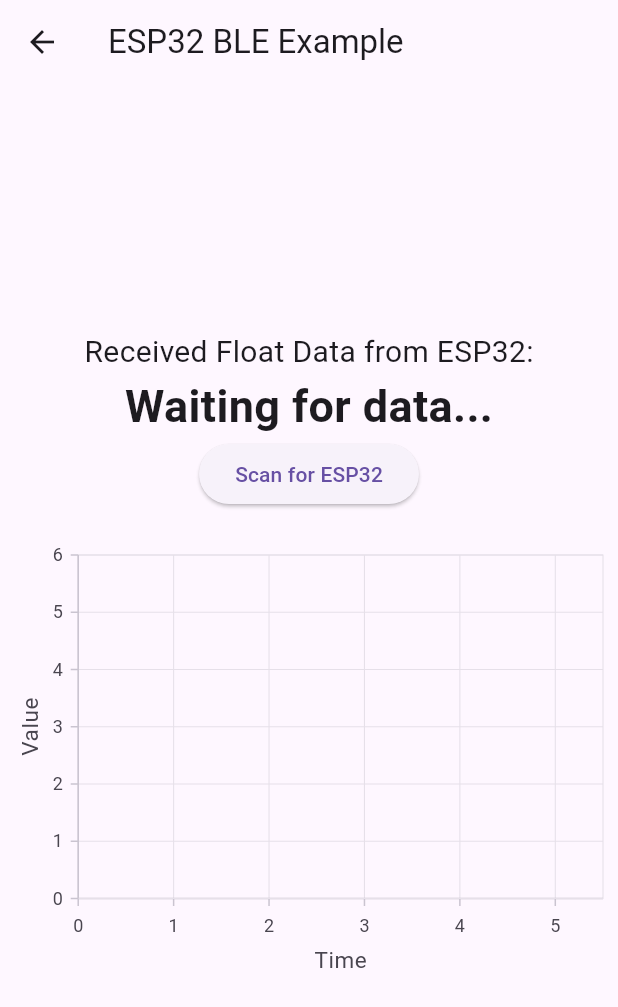
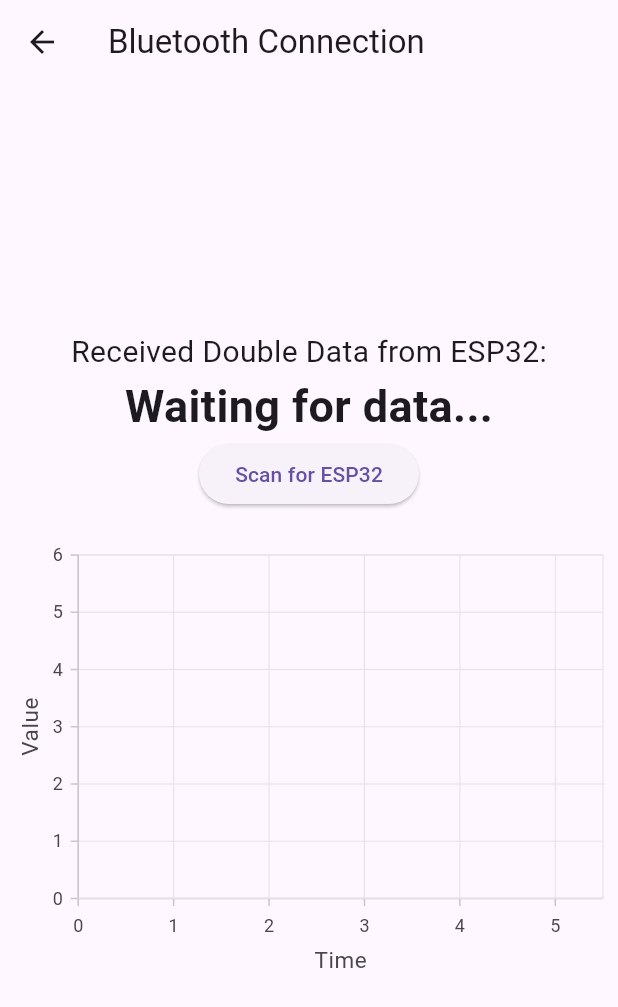
Before and after one commit to VimalanKM/Real-Time-Sensing-App---Bluetooth---Flutter, a Flutter app: the BluetoothScreen screen opened directly, on a phone screen of 412 x 824 dp. Shown: the top 1007 px of the screen. Run offline on Flutter 3.47's test engine with Material 3 defaults, Android fonts, the phone set to English and light mode, and no system bars; our stand-ins replace flutter_blue, flutter_local_notifications, flutter_map, geolocator, latlong2 and 2 more; missing offline and left inert: dart:ffi, flutter_background_service, flutter_dialogs; accounts and stored records are empty; generated files the repository leaves out were written again.

Commit message:
app receives double value

```diff
--- a/lib/screens/bluetooth_screen.dart
+++ b/lib/screens/bluetooth_screen.dart
@@ -1,3 +1,167 @@
+//Flutter code receiving double value - 10 decimal places - upto 16 decimal places
+import 'package:flutter/material.dart';
+import 'package:flutter_blue/flutter_blue.dart';
+import 'package:syncfusion_flutter_charts/charts.dart';  // Import Syncfusion chart library
+import 'dart:typed_data';
+
+class BluetoothScreen extends StatefulWidget {
+  @override
+  _BluetoothScreenState createState() => _BluetoothScreenState();
+}
+
+class _BluetoothScreenState extends State<BluetoothScreen> {
+  FlutterBlue flutterBlue = FlutterBlue.instance;
+  BluetoothDevice? _device;
+  BluetoothCharacteristic? _myCharacteristic;
+  List<DataPoint> _dataPoints = [];  // List to store data for the chart
+  String _incomingData = 'Waiting for data...';
+  int _dataIndex = 0;  // Counter to keep track of the number of data points
+
+  // Replace these with your ESP32 Service and Characteristic UUIDs
+  String serviceUUID = "12345678-1234-1234-1234-1234567890ab";  // ESP32 Service UUID
+  String characteristicUUID = "abcdefab-1234-5678-1234-abcdefabcdef";  // ESP32 Characteristic UUID
+
+  @override
+  void initState() {
+    super.initState();
+    startScan();
+  }
+
+  // Start scanning for Bluetooth devices
+  void startScan() {
+    flutterBlue.scan(timeout: Duration(seconds: 4)).listen((scanResult) {
+      print('Found device: ${scanResult.device.name}');
+      if (scanResult.device.name == 'ESP32_BLE') {  // Match with the ESP32 name
+        flutterBlue.stopScan();
+        print('Connecting to ESP32...');
+        connectToDevice(scanResult.device);
+      }
+    });
+  }
+
+  // Connect to the ESP32 device
+  void connectToDevice(BluetoothDevice device) async {
+    await device.connect();
+    print('Connected to ESP32');
+    discoverServices(device);
+  }
+
+  // Discover services and characteristics
+  void discoverServices(BluetoothDevice device) async {
+    List<BluetoothService> services = await device.discoverServices();
+    services.forEach((service) {
+      if (service.uuid.toString() == serviceUUID) {
+        service.characteristics.forEach((characteristic) {
+          if (characteristic.uuid.toString() == characteristicUUID) {
+            _myCharacteristic = characteristic;
+            print('Found characteristic: ${characteristic.uuid}');
+            setUpNotifications(characteristic);
+          }
+        });
+      }
+    });
+  }
+
+  // Set up notifications to receive data
+  void setUpNotifications(BluetoothCharacteristic characteristic) async {
+    await characteristic.setNotifyValue(true);
+    characteristic.value.listen((value) {
+      setState(() {
+        // Assuming each value is a double (8 bytes)
+        double receivedValue = _bytesToDouble(value);
+        _incomingData = receivedValue.toString();
+
+        // Add the new data point to the chart
+        _dataPoints.add(DataPoint(_dataIndex.toDouble(), receivedValue));
+
+        // Limit the graph data points if necessary
+        if (_dataPoints.length > 50) {
+          _dataPoints.removeAt(0);
+        }
+
+        // Increment the data index
+        _dataIndex++;
+      });
+      print('Received data: $_incomingData');
+    });
+  }
+
+  // Convert byte array to double (assuming little-endian 8 bytes)
+  double _bytesToDouble(List<int> bytes) {
+    if (bytes.length == 8) {
+      ByteData byteData = ByteData.sublistView(Uint8List.fromList(bytes));
+      return byteData.getFloat64(0, Endian.little);  // Read 8 bytes as double
+    } else {
+      return 0.0;  // Return 0.0 if the data is not of expected length
+    }
+  }
+
+  @override
+  void dispose() {
+    super.dispose();
+    _device?.disconnect();
+  }
+
+  @override
+  Widget build(BuildContext context) {
+    return Scaffold(
+      appBar: AppBar(title: Text('Bluetooth Connection')),
+      body: Center(
+        child: Column(
+          mainAxisAlignment: MainAxisAlignment.center,
+          children: <Widget>[
+            Text(
+              'Received Double Data from ESP32:',
+              style: TextStyle(fontSize: 20),
+            ),
+            Text(
+              _incomingData,
+              style: TextStyle(fontSize: 30, fontWeight: FontWeight.bold),
+            ),
+            ElevatedButton(
+              onPressed: startScan,
+              child: Text('Scan for ESP32'),
+            ),
+            SizedBox(height: 20),
+            // Plot the chart with data points
+            Container(
+              height: 300,
+              width: double.infinity,
+              child: SfCartesianChart(
+                primaryXAxis: NumericAxis(title: AxisTitle(text: 'Time')),
+                primaryYAxis: NumericAxis(title: AxisTitle(text: 'Value')),
+                series: <CartesianSeries<DataPoint, double>>[
+                  LineSeries<DataPoint, double>(
+                    dataSource: _dataPoints,
+                    xValueMapper: (DataPoint point, _) => point.time,
+                    yValueMapper: (DataPoint point, _) => point.value,
+                    name: 'Data Points',
+                    color: Colors.blue,
+                    markerSettings: MarkerSettings(isVisible: true),
+                    enableTooltip: true,
+                  ),
+                ],
+              ),
+            ),
+          ],
+        ),
+      ),
+    );
+  }
+}
+
+// DataPoint class to represent each data point for the chart
+class DataPoint {
+  final double time;  // Time or index of the data
+  final double value;  // The value (double)
+
+  DataPoint(this.time, this.value);
+}
+
+
+
+//Flutter code to receive float
+/*
 import 'package:flutter/material.dart';
 import 'package:flutter_blue/flutter_blue.dart';
 import 'package:syncfusion_flutter_charts/charts.dart';  // Import Syncfusion chart library
@@ -104,7 +268,7 @@ class _BluetoothScreenState extends State<BluetoothScreen> {
   @override
   Widget build(BuildContext context) {
     return Scaffold(
-      appBar: AppBar(title: Text('ESP32 BLE Example')),
+      appBar: AppBar(title: Text('Bluetooth Connection')),
       body: Center(
         child: Column(
           mainAxisAlignment: MainAxisAlignment.center,
@@ -137,6 +301,7 @@ class _BluetoothScreenState extends State<BluetoothScreen> {
                     name: 'Data Points',
                     color: Colors.blue,
                     markerSettings: MarkerSettings(isVisible: true),
+                    enableTooltip: true,
                   ),
                 ],
               ),
@@ -155,7 +320,7 @@ class DataPoint {
 
   DataPoint(this.time, this.value);
 }
-
+*/
 
 /*
 //BLE Flutter code receiving fp data - working
```
